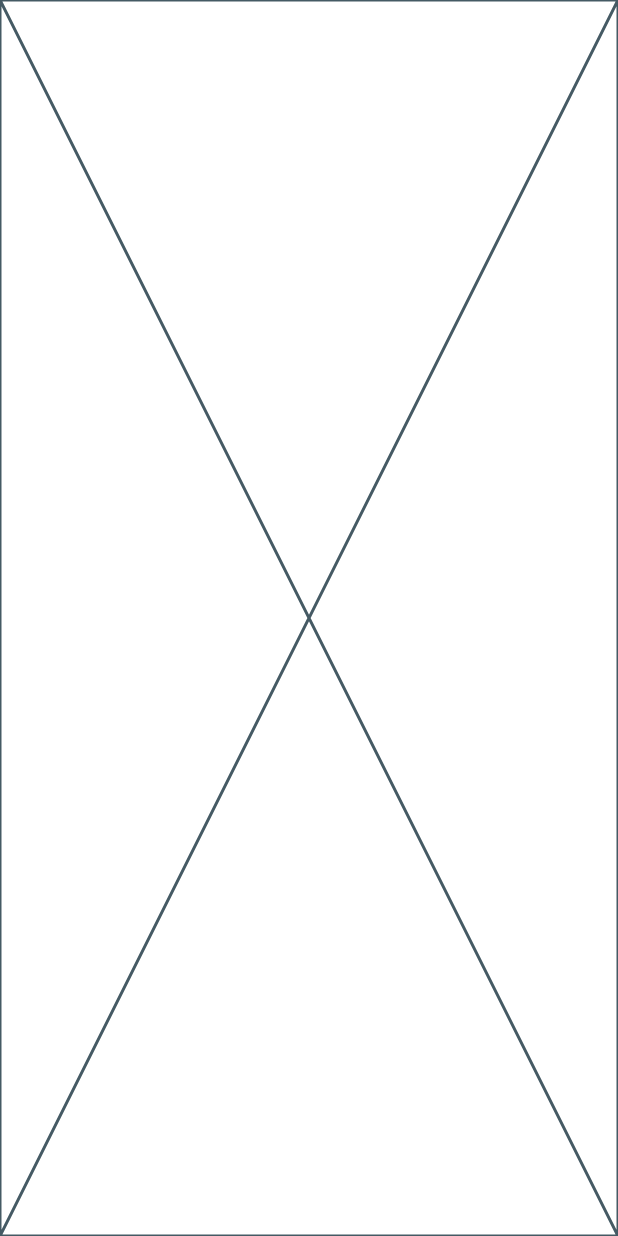
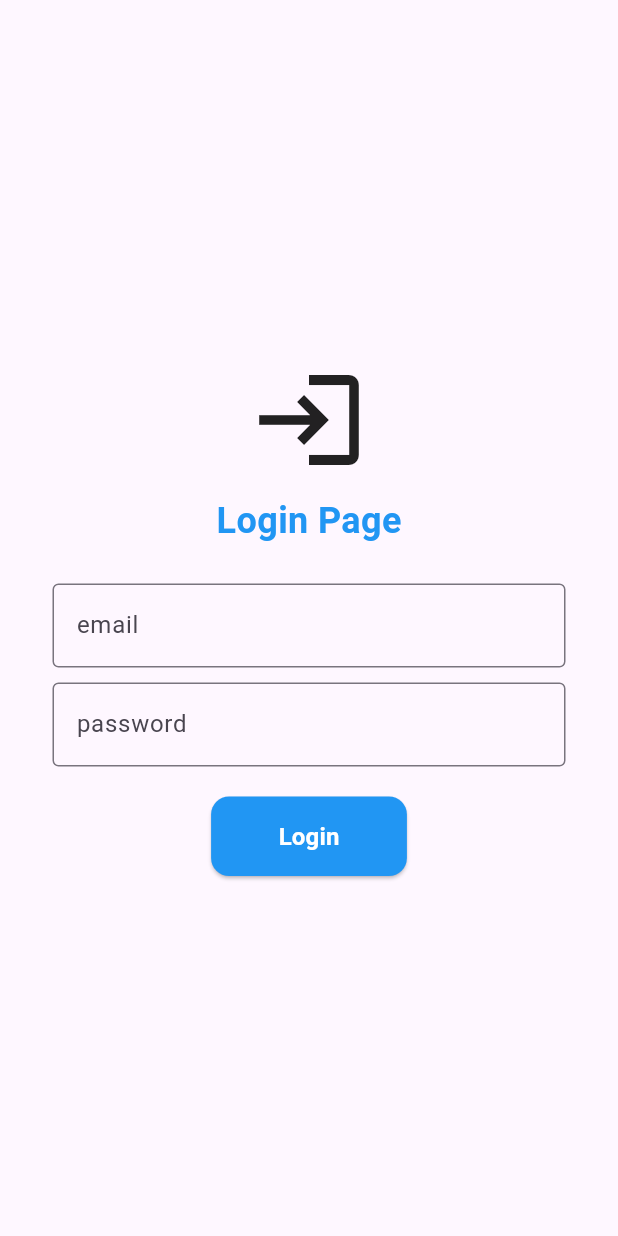
Before and after one commit to azmirkhan0101/assignment-project, a Flutter app: the screen it shows after launch, on a phone screen of 412 x 824 dp. Run offline on Flutter 3.47's test engine with Material 3 defaults, Android fonts, the phone set to English and light mode, and no system bars; our stand-ins replace get, get_storage.

Commit message:
Login feature implemented.

```diff
--- /dev/null
+++ b/lib/controllers/auth_controller.dart
@@ -0,0 +1,50 @@
+import 'dart:convert';
+
+import 'package:assignment_app/routes/app_pages.dart';
+import 'package:assignment_app/utils/api_endpoints.dart';
+import 'package:flutter/cupertino.dart';
+import 'package:get/get.dart';
+import 'package:get_storage/get_storage.dart';
+import 'package:http/http.dart' as http;
+
+class AuthController extends GetxController{
+
+  var errorMessage = ''.obs;
+  final storage = GetStorage();
+  final loginCheckingKey = 'login_checking_key';
+  final tokenKey = 'token_key';
+  bool isLoggedIn(){
+    return storage.read( loginCheckingKey ) ?? false;
+  }
+
+  String getToken(){
+    return storage.read( tokenKey ) ?? '';
+  }
+
+  TextEditingController emailController = TextEditingController();
+  TextEditingController passwordController = TextEditingController();
+
+  Future<void> loginUser() async{
+    var headers = {'Content-Type':'application/json',
+      'x-api-key': 'reqres-free-v1'
+    };
+    Map body = {
+      "email": emailController.text,
+      "password": passwordController.text
+    };
+     http.Response response = await http.post( Uri.parse( ApiEndpoints.LOGIN_URL ),
+         body: jsonEncode( body ), headers: headers);
+
+    final json = jsonDecode( response.body );
+     if( response.statusCode == 200 ) { //LOGIN SUCCESS
+       storage.write( loginCheckingKey, true );
+       storage.write( tokenKey, json['token']);
+       emailController.clear();
+       passwordController.clear();
+       Get.offAllNamed(Routes.ARTICLE_LIST_VIEW);
+     }
+
+     errorMessage.value = json['error'] ?? '';//HANDLES ALL THE ERRORS
+
+  }
+}
--- a/lib/main.dart
+++ b/lib/main.dart
@@ -1,14 +1,24 @@
+import 'package:assignment_app/controllers/auth_controller.dart';
+import 'package:assignment_app/routes/app_pages.dart';
 import 'package:flutter/cupertino.dart';
+import 'package:get/get.dart';
+import 'package:get_storage/get_storage.dart';
 
-void main(){
-  runApp( new MyApp() );
+void main() async {
+  await GetStorage.init();
+  Get.put( AuthController() );
+  runApp(new MyApp());
 }
 
 class MyApp extends StatelessWidget {
-  const MyApp({super.key});
-
   @override
   Widget build(BuildContext context) {
-    return Placeholder();
+    return GetMaterialApp(
+      debugShowCheckedModeBanner: false,
+      getPages: AppPages.pages,
+      initialRoute: Get.find<AuthController>().isLoggedIn()
+          ? Routes.ARTICLE_LIST_VIEW
+          : Routes.LOGIN_VIEW,
+    );
   }
 }
--- /dev/null
+++ b/lib/routes/app_pages.dart
@@ -0,0 +1,21 @@
+import 'package:assignment_app/bindings/auth_binding.dart';
+import 'package:assignment_app/views/article_list_view.dart';
+import 'package:assignment_app/views/login_view.dart';
+import 'package:get/get.dart';
+part 'app_routes.dart';
+
+class AppPages{
+  static final pages = [
+    GetPage(
+        name: Routes.LOGIN_VIEW,
+        page: (){
+          return LoginView();
+        }
+        ),
+    GetPage(
+        name: Routes.ARTICLE_LIST_VIEW,
+        page: (){
+          return ArticleListView();
+        })
+  ];
+}
--- /dev/null
+++ b/lib/routes/app_routes.dart
@@ -0,0 +1,6 @@
+part of 'app_pages.dart';
+
+class Routes{
+  static final String LOGIN_VIEW = '/login_view';
+  static final String ARTICLE_LIST_VIEW = '/article_list_view';
+}
--- /dev/null
+++ b/lib/utils/api_endpoints.dart
@@ -0,0 +1,4 @@
+class ApiEndpoints{
+  //POST-USERNAME, EMAIL, PASSWORD
+  static final LOGIN_URL = 'https://reqres.in/api/login';
+}
--- /dev/null
+++ b/lib/views/login_view.dart
@@ -0,0 +1,80 @@
+import 'package:assignment_app/controllers/auth_controller.dart';
+import 'package:flutter/cupertino.dart';
+import 'package:flutter/material.dart';
+import 'package:get/get.dart';
+
+class LoginView extends StatelessWidget {
+
+  final AuthController authController = Get.find<AuthController>();
+
+  @override
+  Widget build(BuildContext context) {
+    return Scaffold(
+      body: SafeArea(
+        child: Center(
+          child: Column(
+            mainAxisAlignment: MainAxisAlignment.center,
+            children: [
+              Icon(Icons.login, size: 80,),
+              SizedBox(
+                height: 10,
+              ),
+              Text("Login Page", style: TextStyle(fontSize: 24, fontWeight: FontWeight.bold, color: Colors.blue),),
+              SizedBox(
+                height: 15,
+              ),
+              //EMAIL
+              Padding(
+                padding: const EdgeInsets.symmetric(horizontal: 35, vertical: 10),
+                child: TextField(
+                  controller: authController.emailController,
+                  decoration: InputDecoration(
+                    hintText: "email",
+                    border: OutlineInputBorder(),
+                  ),
+                ),
+              ),
+              //PASSWORD
+              Padding(
+                padding: const EdgeInsets.fromLTRB(35, 0, 35, 20),
+                child: TextField(
+                  controller: authController.passwordController,
+                  obscureText: true,
+                  decoration: InputDecoration(
+                    hintText: "password",
+                    border: OutlineInputBorder(),
+                  ),
+                ),
+              ),
+              //LOGIN BUTTON
+              ElevatedButton(
+                style: ElevatedButton.styleFrom(
+                  padding: EdgeInsets.symmetric(horizontal: 45, vertical: 15),
+                  backgroundColor: Colors.blue,
+                  shape: RoundedRectangleBorder(borderRadius: BorderRadius.circular(12))
+                ),
+                  child: Text("Login", style: TextStyle(color: Colors.white, fontWeight: FontWeight.bold, fontSize: 16),),
+              onPressed: () async{
+                  await authController.loginUser();
+                  bool isSuccess = authController.errorMessage.isEmpty;//NO ERROR
+                  showSnackBar(
+                      title: isSuccess? "Successfully Logged In" : "Login Failed!",
+                      message: isSuccess? "Welcome back! Your login was successful." : authController.errorMessage.value,
+                      isSuccess: isSuccess);
+              },),
+            ],
+          ),
+        ),
+      ),
+    );
+  }
+
+  void showSnackBar({required String title, required String message,required bool isSuccess}){
+    Get.snackbar(
+    title,
+        message,
+    backgroundColor: isSuccess? Colors.green : Colors.red,
+      colorText: Colors.white
+    );
+  }
+}
--- a/pubspec.yaml
+++ b/pubspec.yaml
@@ -34,6 +34,9 @@ dependencies:
   # The following adds the Cupertino Icons font to your application.
   # Use with the CupertinoIcons class for iOS style icons.
   cupertino_icons: ^1.0.8
+  get: ^4.7.2
+  http: ^1.5.0
+  get_storage: ^2.1.1
 
 dev_dependencies:
   flutter_test:
```
Also changed, not shown: lib/bindings/auth_binding.dart (added, +10 -0 lines), lib/views/article_list_view.dart (added, +15 -0 lines), pubspec.lock, 2 other files.
